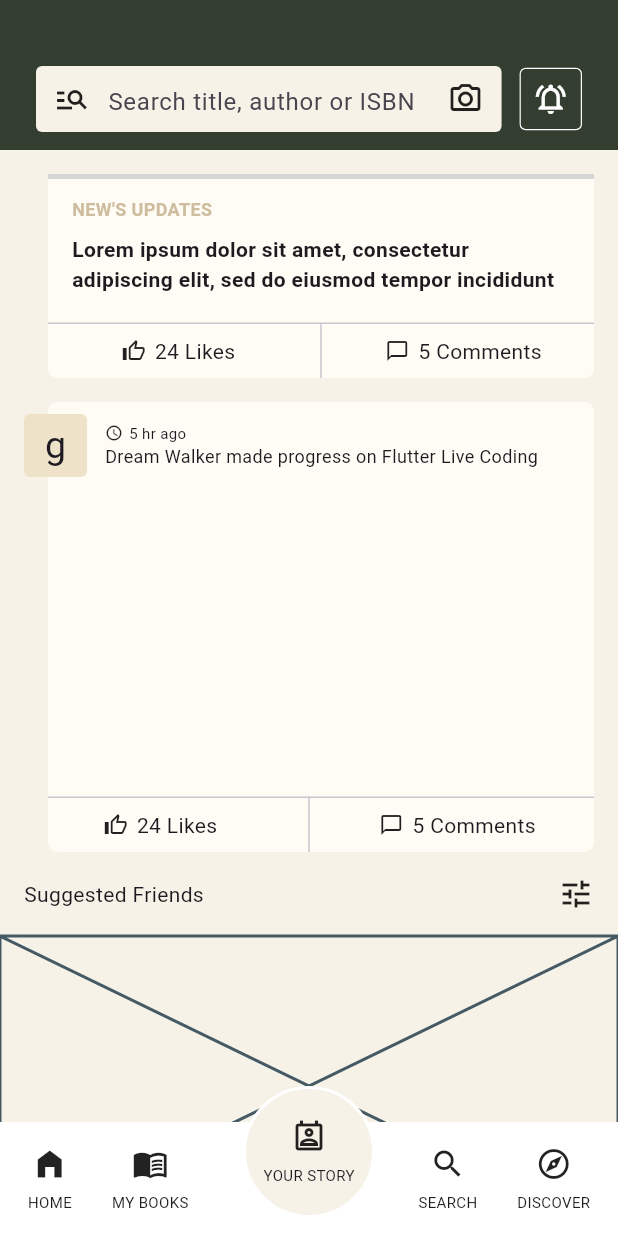
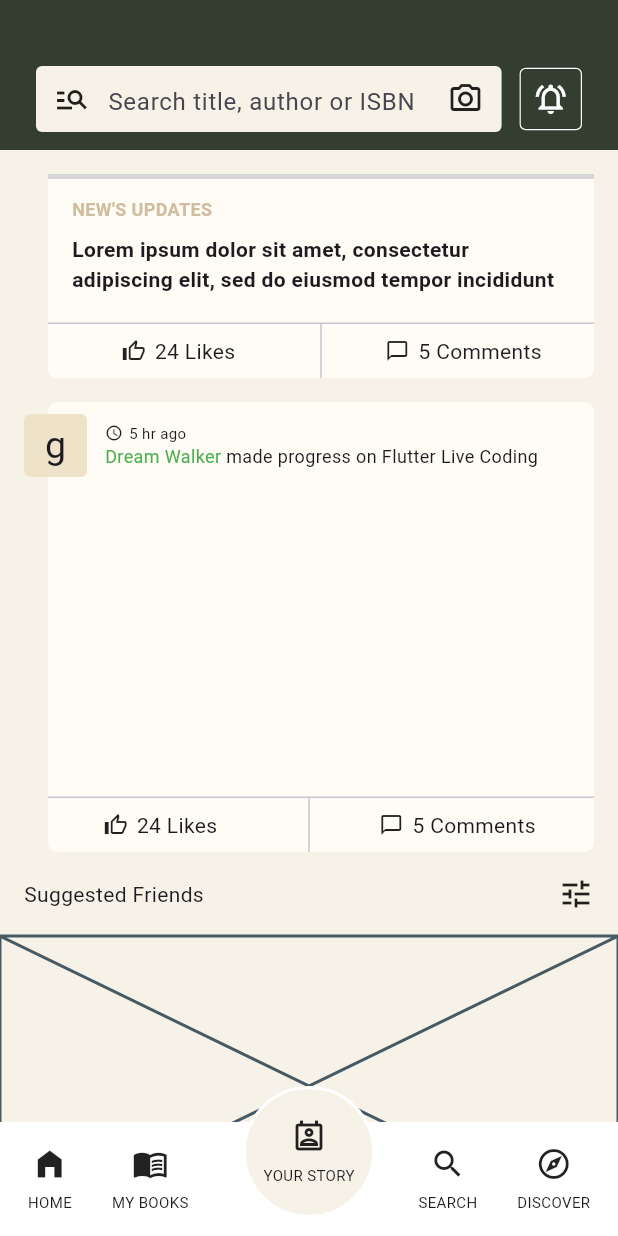
Before and after one commit to JAICHANGPARK/flutter_notebook_chapter_43, a Flutter app: the NewsFeedHomePage screen opened directly, scrolled down 164 dp, on a phone screen of 412 x 824 dp. Run offline on Flutter 3.47's test engine with Material 3 defaults, Android fonts, the phone set to English and light mode, and no system bars; our stand-ins replace gap, hugeicons; network calls fail; grey boxes are pictures that could not be loaded.

Commit message:
Update news_feed_home_page.dart

```diff
--- a/lib/ep2163_newsfeed_app/views/news_feed_home_page.dart
+++ b/lib/ep2163_newsfeed_app/views/news_feed_home_page.dart
@@ -278,9 +278,11 @@ class _NewsFeedHomePageState extends State<NewsFeedHomePage> {
                                                 Text.rich(
                                                   TextSpan(
                                                     children: [
-                                                      TextSpan(text: "Dream Walker ",style: TextStyle(
-
-                                                      )),
+                                                      TextSpan(
+                                                          text: "Dream Walker ",
+                                                          style: TextStyle(
+                                                            color: Colors.green,
+                                                          )),
                                                       TextSpan(text: "made progress on "),
                                                       TextSpan(text: "Flutter Live Coding "),
                                                     ],
```
